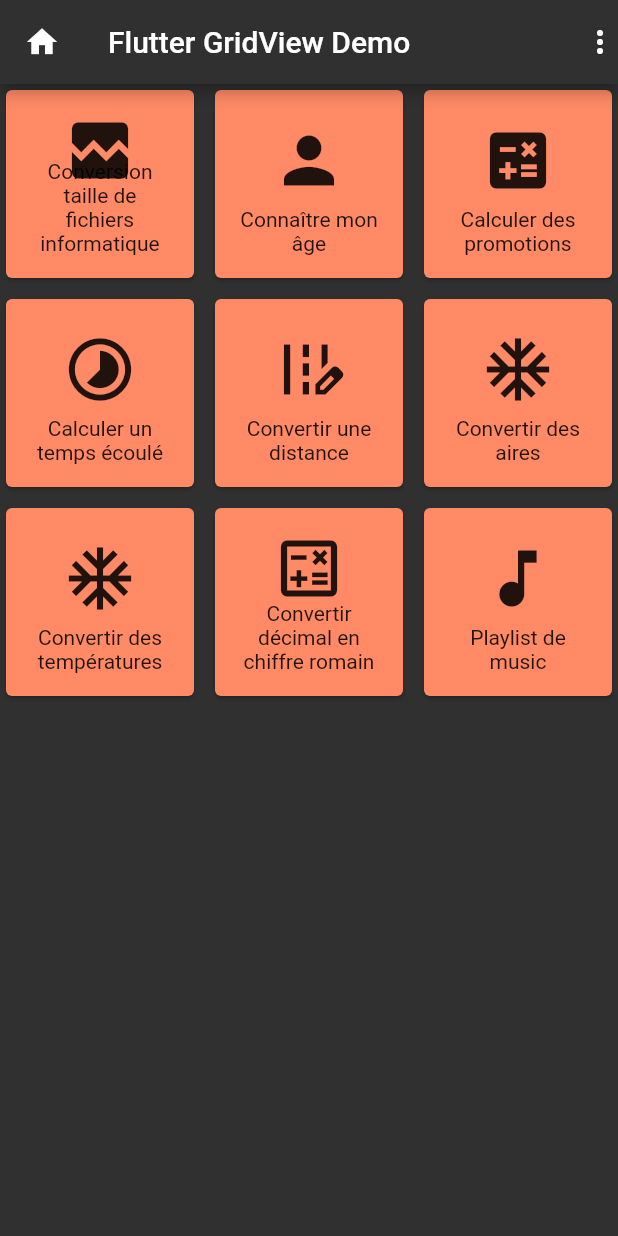
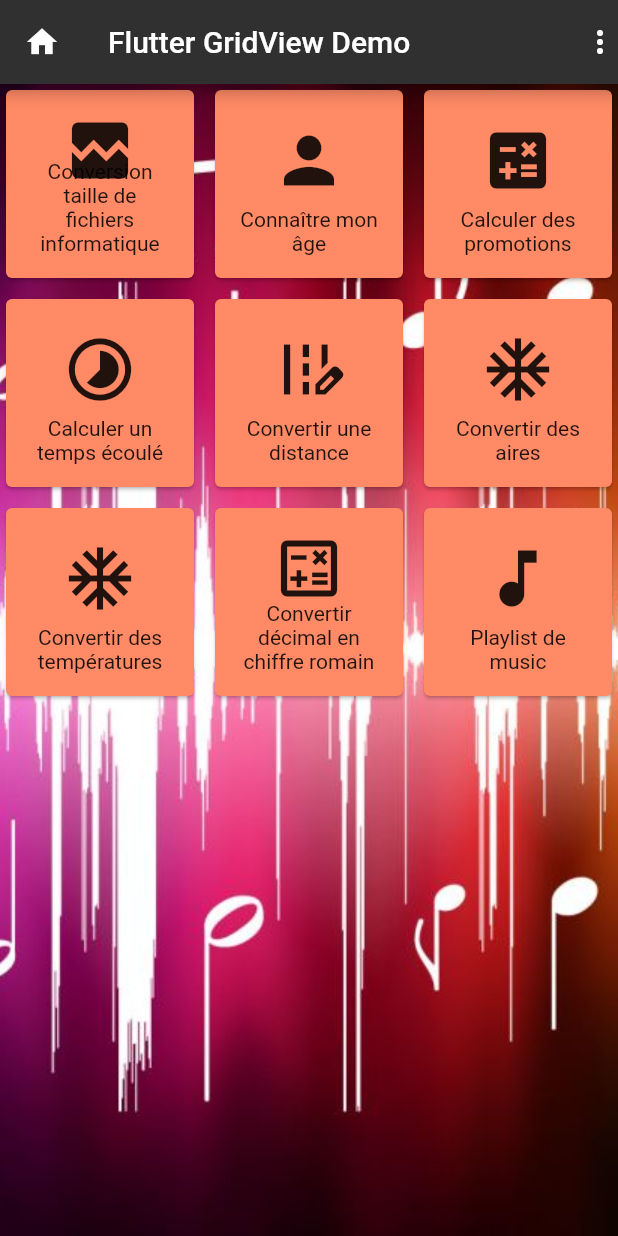
Before and after one commit to CedricLphn/flutter_week, a Flutter app: the screen it shows after launch, on a phone screen of 412 x 824 dp. Run offline on Flutter 3.47's test engine with Material 2 defaults, Android fonts, the phone set to English and light mode, and no system bars.

```diff
--- a/musicweek/lib/views/home.dart
+++ b/musicweek/lib/views/home.dart
@@ -14,7 +14,13 @@ class Home extends StatelessWidget {
               title: Text("Flutter GridView Demo"),
               backgroundColor: Colors.grey[850],
             ),
-            body: GridView.count(
+            body: Container(
+              decoration: BoxDecoration(
+                image: DecorationImage(
+                    image: AssetImage("assets/images/music.jpg"),
+                    fit: BoxFit.cover),
+              ),
+              child: GridView.count(
                   crossAxisCount: 3,
                   crossAxisSpacing: 6.0,
                   mainAxisSpacing: 6.0,
@@ -22,7 +28,8 @@ class Home extends StatelessWidget {
                     return Center(
                       child: SelectCard(choice: choices[index]),
                     );
-                }))));
+                  })),
+            )));
   }
 }
 
```
Lines whose indentation alone changed are shown as unchanged.
